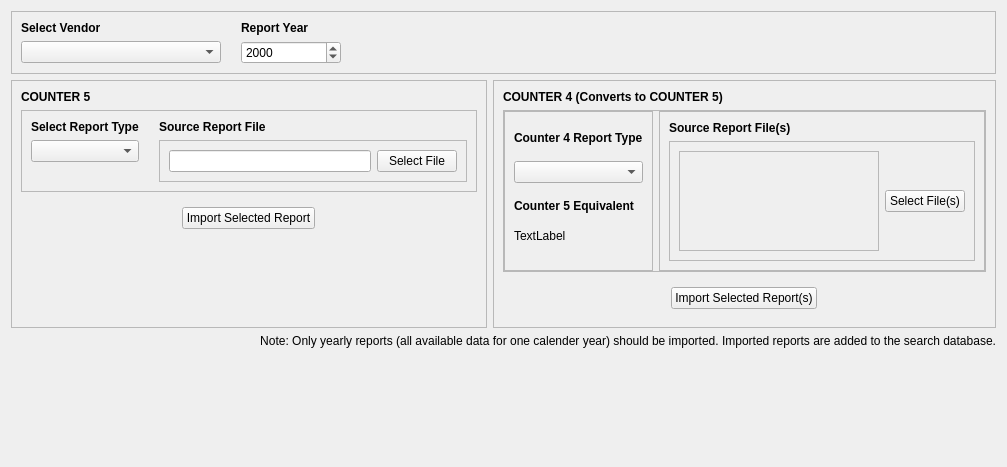
Before: the Qt Designer form ui/ImportReportTab.ui in CS-4820-Library-Project/COUNTER-5-Report-Tool-2020-5.0, drawn with Qt 5.
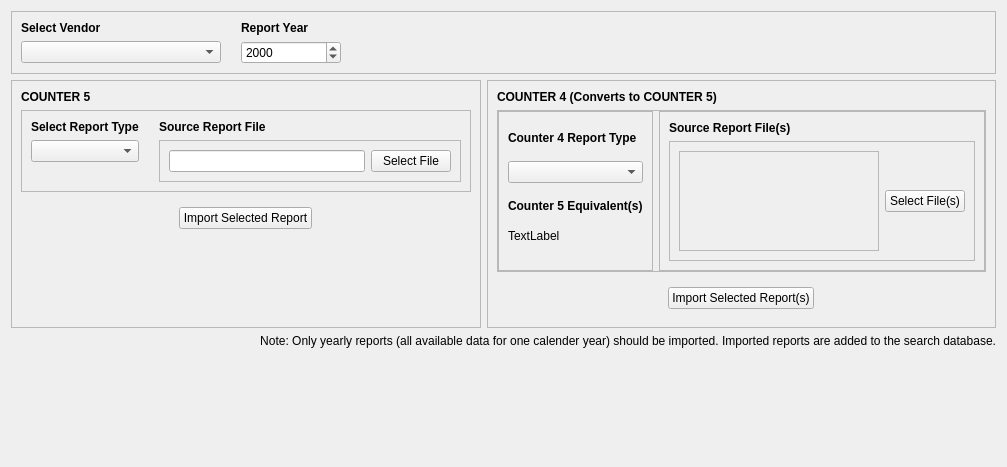
After: the same form once the commit is applied. Icons and pictures are not drawn.

```diff
--- a/ui/ImportReportTab.ui
+++ b/ui/ImportReportTab.ui
@@ -364,7 +364,7 @@
                   </font>
                  </property>
                  <property name="text">
-                  <string>Counter 5 Equivalent</string>
+                  <string>Counter 5 Equivalent(s)</string>
                  </property>
                 </widget>
                </item>
```
